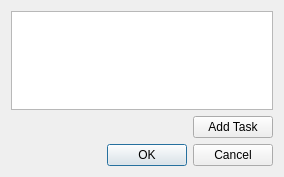
This is dialog.ui in AlexBolotsin/SpringTable as Qt 5 draws it before an edit. The edited form follows.
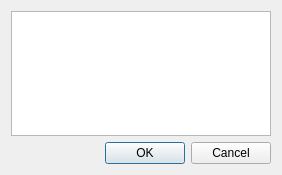
This is the edited form.

Commit message: Add serialization for widgetList. Created new dialog to watch task. .....Set dialogs to be modal.

The edit to the form file:
```diff
--- a/dialog.ui
+++ b/dialog.ui
@@ -6,8 +6,8 @@
    <rect>
     <x>0</x>
     <y>0</y>
-    <width>284</width>
-    <height>177</height>
+    <width>282</width>
+    <height>175</height>
    </rect>
   </property>
   <property name="windowTitle">
@@ -19,30 +19,6 @@
    </item>
    <item>
     <layout class="QVBoxLayout" name="verticalLayout">
-     <item>
-      <layout class="QHBoxLayout" name="horizontalLayout">
-       <item>
-        <spacer name="horizontalSpacer">
-         <property name="orientation">
-          <enum>Qt::Horizontal</enum>
-         </property>
-         <property name="sizeHint" stdset="0">
-          <size>
-           <width>40</width>
-           <height>20</height>
-          </size>
-         </property>
-        </spacer>
-       </item>
-       <item>
-        <widget class="QPushButton" name="pushButton">
-         <property name="text">
-          <string>Add Task</string>
-         </property>
-        </widget>
-       </item>
-      </layout>
-     </item>
      <item>
       <widget class="QDialogButtonBox" name="buttonBox">
        <property name="orientation">
```
The commit also changes 9 other files.
